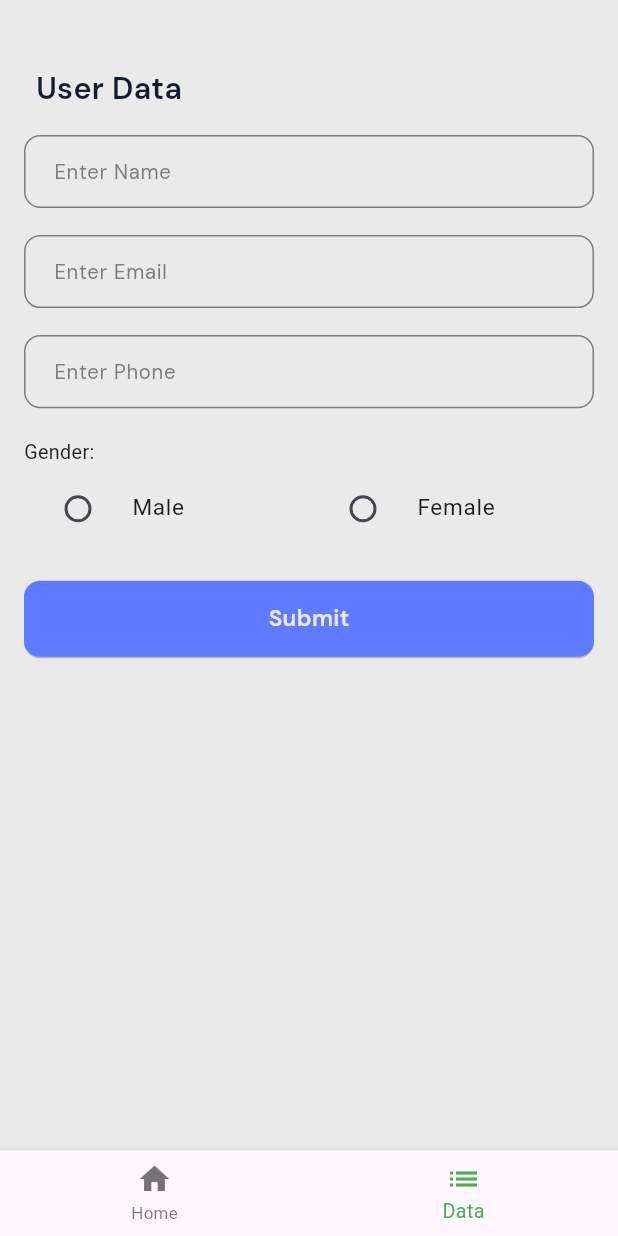
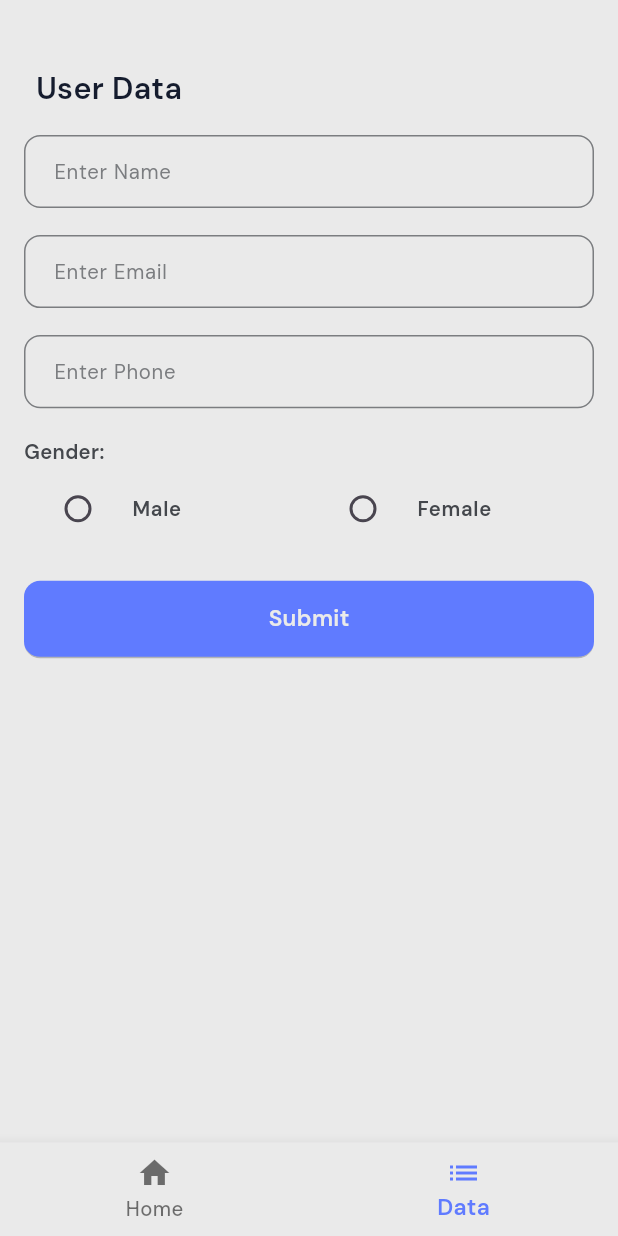
Before and after one commit to aviekhande/tasklab_task, a Flutter app: the screen it shows after launch, item 2 of the bottom bar chosen, on a phone screen of 412 x 824 dp. Run offline on Flutter 3.47's test engine with Material 3 defaults, Android fonts, the phone set to English and light mode, and no system bars; our stand-ins replace auto_route, flutter_screenutil, flutter_svg.

Commit message:
change textstyles

```diff
--- a/lib/features/dashbord/presentation/pages/dashbord_page.dart
+++ b/lib/features/dashbord/presentation/pages/dashbord_page.dart
@@ -1,7 +1,9 @@
-
 import 'package:auto_route/auto_route.dart';
 import 'package:flutter/material.dart';
 
+import '../../../../core/theme/colors.dart';
+import '../../../../core/theme/font_size.dart';
+import '../../../../core/theme/text_styles.dart';
 import '../../../home/presentation/pages/home_page.dart';
 import '../../../user_data/presentation/pages/user_data_page.dart';
 
@@ -29,12 +31,21 @@ class _DashbordPageState extends State<DashbordPage> {
     return Scaffold(
       body: _pages[_selectedIndex],
       bottomNavigationBar: BottomNavigationBar(
+        backgroundColor: AppColors.kColorPrimaryText,
+        selectedLabelStyle: kTextStyleDMSans600.copyWith(
+          fontSize: FontSize.f18,
+          color: AppColors.kColorPrimary,
+        ),
+        unselectedLabelStyle: kTextStyleDMSans500.copyWith(
+          fontSize: FontSize.f16,
+          color: AppColors.kColorCrlBorder,
+        ),
         items: const <BottomNavigationBarItem>[
           BottomNavigationBarItem(icon: Icon(Icons.home), label: 'Home'),
           BottomNavigationBarItem(icon: Icon(Icons.list), label: 'Data'),
         ],
         currentIndex: _selectedIndex,
-        selectedItemColor: Colors.green,
+        selectedItemColor: AppColors.kColorPrimary,
         onTap: _onItemTapped,
       ),
     );
--- a/lib/features/home/presentation/pages/home_page.dart
+++ b/lib/features/home/presentation/pages/home_page.dart
@@ -4,6 +4,8 @@ import 'package:flutter/material.dart';
 import 'package:flutter_screenutil/flutter_screenutil.dart';
 
 import '../../../../core/common/widgets/simple_app_bar.dart';
+import '../../../../core/theme/font_size.dart';
+import '../../../../core/theme/text_styles.dart';
 
 @RoutePage()
 class HomePage extends StatelessWidget {
@@ -41,7 +43,13 @@ class HomePage extends StatelessWidget {
               itemBuilder: (context, index) {
                 return ListTile(
                   leading: const Icon(Icons.star, color: Colors.green),
-                  title: Text(items[index]),
+                  title: Text(
+                    items[index],
+                    style: kTextStyleDMSans600.copyWith(
+                      fontSize: FontSize.f18,
+                      color: AppColors.kColorCrlBorder,
+                    ),
+                  ),
                 );
               },
             ),
--- a/lib/features/user_data/presentation/pages/user_data_page.dart
+++ b/lib/features/user_data/presentation/pages/user_data_page.dart
@@ -7,6 +7,8 @@ import 'package:flutter_screenutil/flutter_screenutil.dart';
 import '../../../../core/common/widgets/custom_text_field.dart';
 import '../../../../core/common/widgets/simple_app_bar.dart';
 import '../../../../core/theme/colors.dart';
+import '../../../../core/theme/font_size.dart';
+import '../../../../core/theme/text_styles.dart';
 
 @RoutePage()
 class UserDataPage extends StatefulWidget {
@@ -60,15 +62,28 @@ class _UserDataPageState extends State<UserDataPage> with ValidationsMixin {
                       validator: validatedPhoneNumber,
                     ),
                     const SizedBox(height: 20),
-                    const Text('Gender:'),
+                    Text(
+                      'Gender:',
+                      style: kTextStyleDMSans600.copyWith(
+                        fontSize: FontSize.f16,
+                        color: AppColors.kColorCrlBorder,
+                      ),
+                    ),
                     Row(
                       children: [
                         Expanded(
                           child: RadioListTile<String>(
-                            title: const Text('Male'),
+                            title: Text(
+                              'Male',
+                              style: kTextStyleDMSans600.copyWith(
+                                fontSize: FontSize.f16,
+                                color: AppColors.kColorCrlBorder,
+                              ),
+                            ),
                             value: 'Male',
                             // ignore: deprecated_member_use
                             groupValue: _gender,
+                            // ignore: deprecated_member_use
                             onChanged: (value) {
                               setState(() => _gender = value);
                             },
@@ -76,9 +91,17 @@ class _UserDataPageState extends State<UserDataPage> with ValidationsMixin {
                         ),
                         Expanded(
                           child: RadioListTile<String>(
-                            title: const Text('Female'),
+                            title: Text(
+                              'Female',
+                              style: kTextStyleDMSans600.copyWith(
+                                fontSize: FontSize.f16,
+                                color: AppColors.kColorCrlBorder,
+                              ),
+                            ),
                             value: 'Female',
+                            // ignore: deprecated_member_use
                             groupValue: _gender,
+                            // ignore: deprecated_member_use
                             onChanged: (value) {
                               setState(() => _gender = value);
                             },
--- a/lib/main.dart
+++ b/lib/main.dart
@@ -36,7 +36,7 @@ class MyApp extends StatelessWidget {
               return AnnotatedRegion<SystemUiOverlayStyle>(
                 value: const SystemUiOverlayStyle(
                   statusBarColor: Colors.transparent,
-                  statusBarIconBrightness: Brightness.light, // Android
+                  statusBarIconBrightness: Brightness.dark, // Android
                   statusBarBrightness: Brightness.dark, // iOS
                 ),
                 child: MediaQuery(
```
